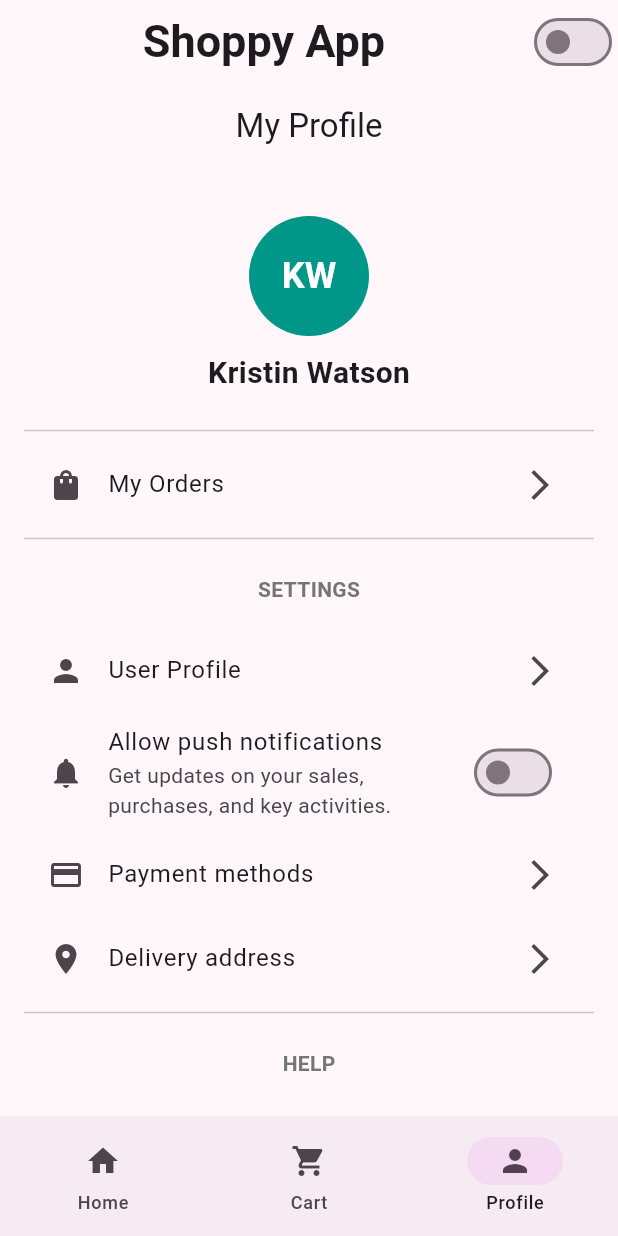
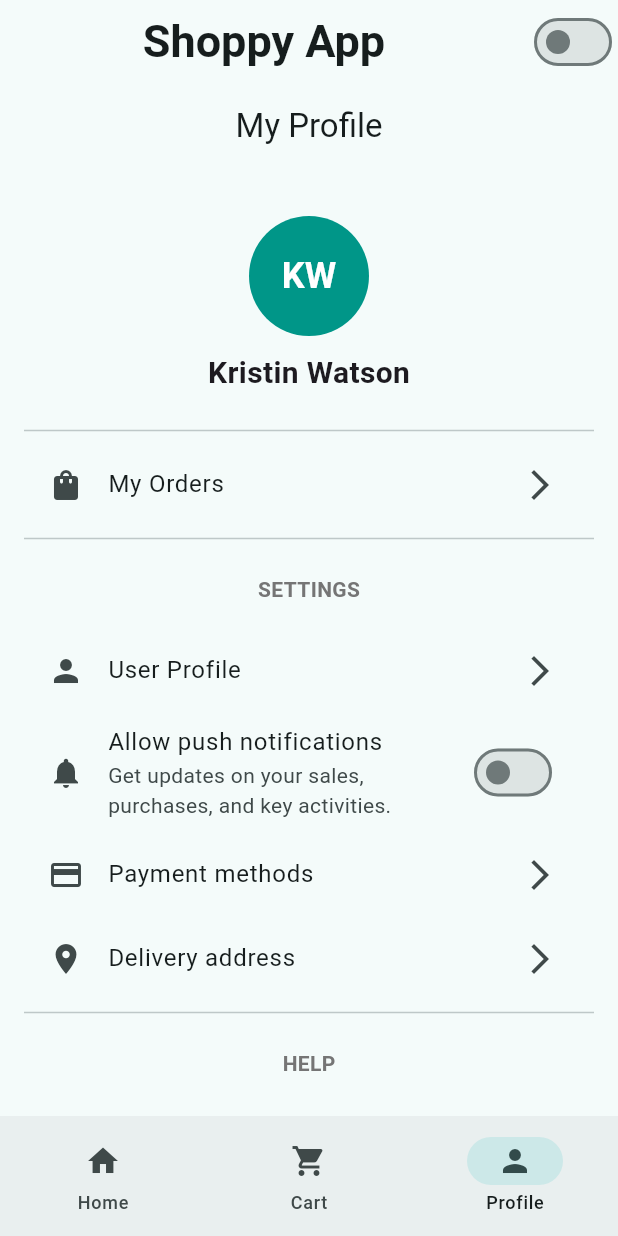
Before and after one commit to AaronPeterOcen/shopping_flutter, a Flutter app: the screen it shows after launch, item 3 of the bottom bar chosen, on a phone screen of 412 x 824 dp. Run offline on Flutter 3.47's test engine with Material 3 defaults, Android fonts, the phone set to English and light mode, and no system bars; our stand-ins replace animated_notch_bottom_bar, google_fonts; network calls fail; Roboto replaces fonts that are missing (Ubuntu).

```diff
--- a/lib/main.dart
+++ b/lib/main.dart
@@ -30,7 +30,7 @@ class MyApp extends StatelessWidget {
       title: 'Shoppy App',
       theme: ThemeData(
         colorScheme: ColorScheme.fromSeed(
-          seedColor: Colors.purple,
+          seedColor: const Color.fromARGB(255, 54, 210, 213),
           brightness: Brightness.light,
         ),
         textTheme: GoogleFonts.ubuntuTextTheme(textTheme).copyWith(
```
Also changed, not shown: 4 other files.
